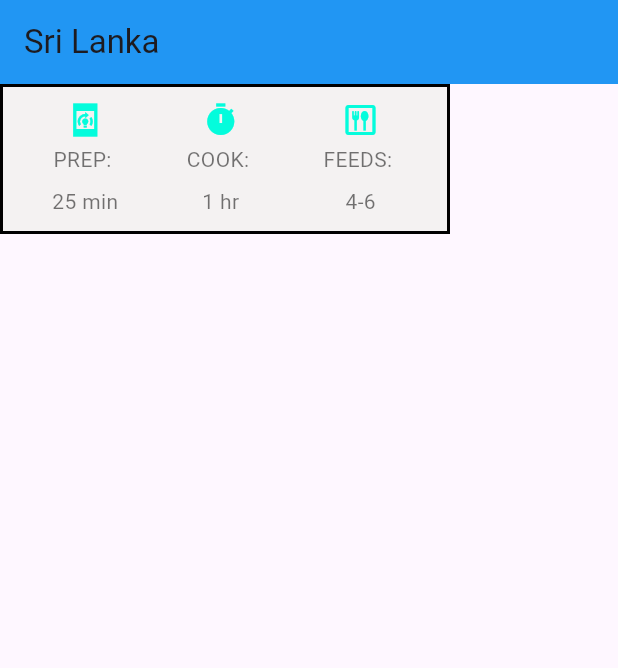
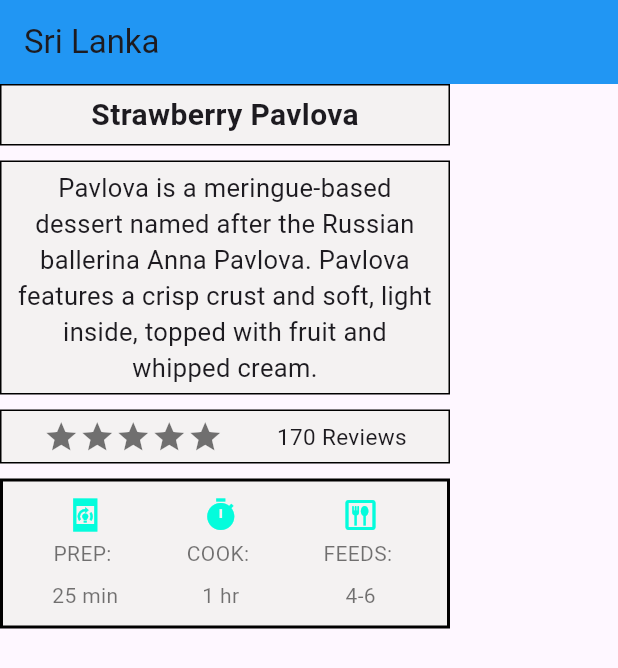
Before and after one commit to randilt/flutter-layouts, a Flutter app: the screen it shows after launch, on a phone screen of 412 x 824 dp. Shown: the top 668 px of the screen. Run offline on Flutter 3.47's test engine with Material 3 defaults, Android fonts, the phone set to English and light mode, and no system bars.

Commit message:
feat: Add InfoColumn component for displaying information in Homepage3

```diff
--- a/lib/screens/homepage3.dart
+++ b/lib/screens/homepage3.dart
@@ -1,4 +1,5 @@
 import 'package:flutter/material.dart';
+import 'package:layouts/shared/info_column.dart';
 import 'package:layouts/shared/instruction_card.dart';
 
 class Homepage3 extends StatelessWidget {
@@ -15,7 +16,7 @@ class Homepage3 extends StatelessWidget {
         mainAxisAlignment: MainAxisAlignment.spaceBetween,
         children: [
           Column(
-            children: [InstructionCard()],
+            children: [InfoColumn()],
           ),
         ],
       ),
--- /dev/null
+++ b/lib/shared/info_column.dart
@@ -0,0 +1,95 @@
+import 'package:flutter/material.dart';
+import 'package:layouts/shared/instruction_card.dart';
+
+class InfoColumn extends StatelessWidget {
+  const InfoColumn({super.key});
+
+  @override
+  Widget build(BuildContext context) {
+    // ignore: avoid_unnecessary_containers
+    return Container(
+      child: Column(
+        mainAxisAlignment: MainAxisAlignment.spaceAround,
+        children: [
+          Container(
+            width: 300,
+            padding: const EdgeInsets.fromLTRB(10, 5, 10, 5),
+            margin: const EdgeInsets.fromLTRB(0, 0, 0, 10),
+            decoration: BoxDecoration(
+              color: const Color.fromARGB(255, 244, 242, 242),
+              border: Border.all(
+                color: Colors.black,
+                width: 1,
+              ),
+            ),
+            child: const Center(
+              child: Text(
+                'Strawberry Pavlova',
+                style: TextStyle(
+                  fontSize: 20,
+                  fontWeight: FontWeight.bold,
+                ),
+              ),
+            ),
+          ),
+          Container(
+            width: 300,
+            padding: const EdgeInsets.fromLTRB(10, 5, 10, 5),
+            margin: const EdgeInsets.fromLTRB(0, 0, 0, 10),
+            decoration: BoxDecoration(
+              color: const Color.fromARGB(255, 244, 242, 242),
+              border: Border.all(
+                color: Colors.black,
+                width: 1,
+              ),
+            ),
+            child: const Center(
+              child: Center(
+                child: Text(
+                  'Pavlova is a meringue-based dessert named after the Russian ballerina Anna Pavlova. Pavlova features a crisp crust and soft, light inside, topped with fruit and whipped cream.',
+                  style: TextStyle(
+                    fontSize: 17,
+                  ),
+                  textAlign: TextAlign.center,
+                ),
+              ),
+            ),
+          ),
+          Container(
+            width: 300,
+            padding: const EdgeInsets.fromLTRB(10, 5, 10, 5),
+            margin: const EdgeInsets.fromLTRB(0, 0, 0, 10),
+            decoration: BoxDecoration(
+              color: const Color.fromARGB(255, 244, 242, 242),
+              border: Border.all(
+                color: Colors.black,
+                width: 1,
+              ),
+            ),
+            child: const Row(
+              mainAxisAlignment: MainAxisAlignment.spaceAround,
+              children: [
+                Row(
+                  children: [
+                    Icon(Icons.star, color: Colors.black54),
+                    Icon(Icons.star, color: Colors.black54),
+                    Icon(Icons.star, color: Colors.black54),
+                    Icon(Icons.star, color: Colors.black54),
+                    Icon(Icons.star, color: Colors.black54)
+                  ],
+                ),
+                Text(
+                  '170 Reviews',
+                  style: TextStyle(
+                    fontSize: 15,
+                  ),
+                ),
+              ],
+            ),
+          ),
+          const InstructionCard(),
+        ],
+      ),
+    );
+  }
+}
```
